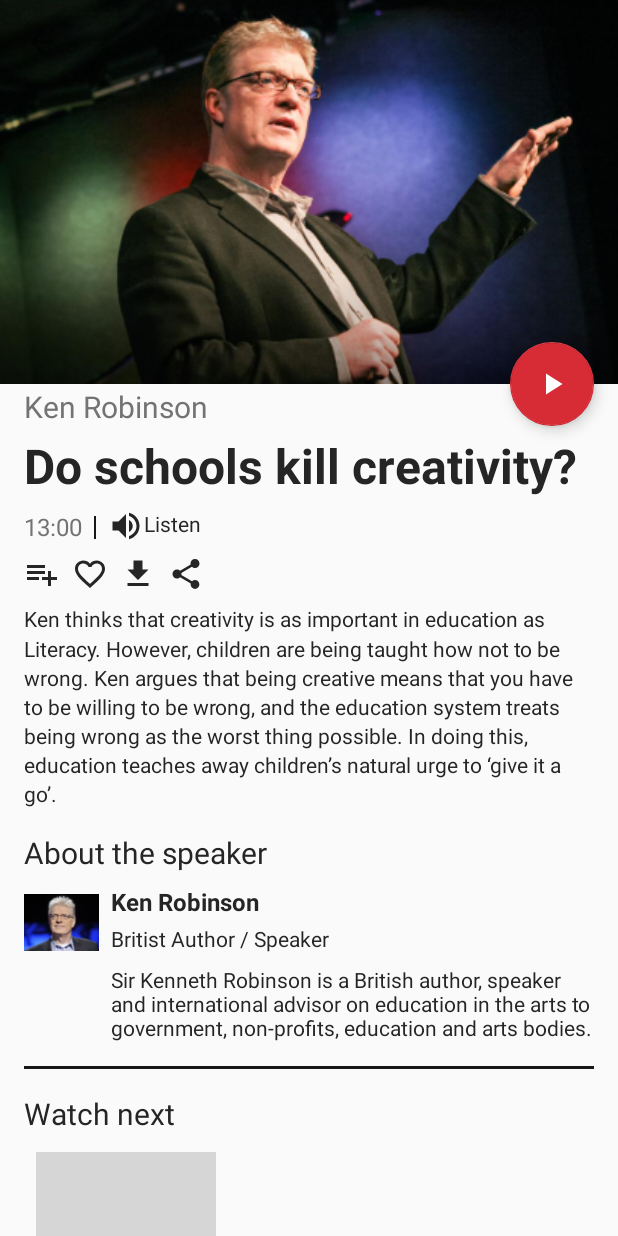
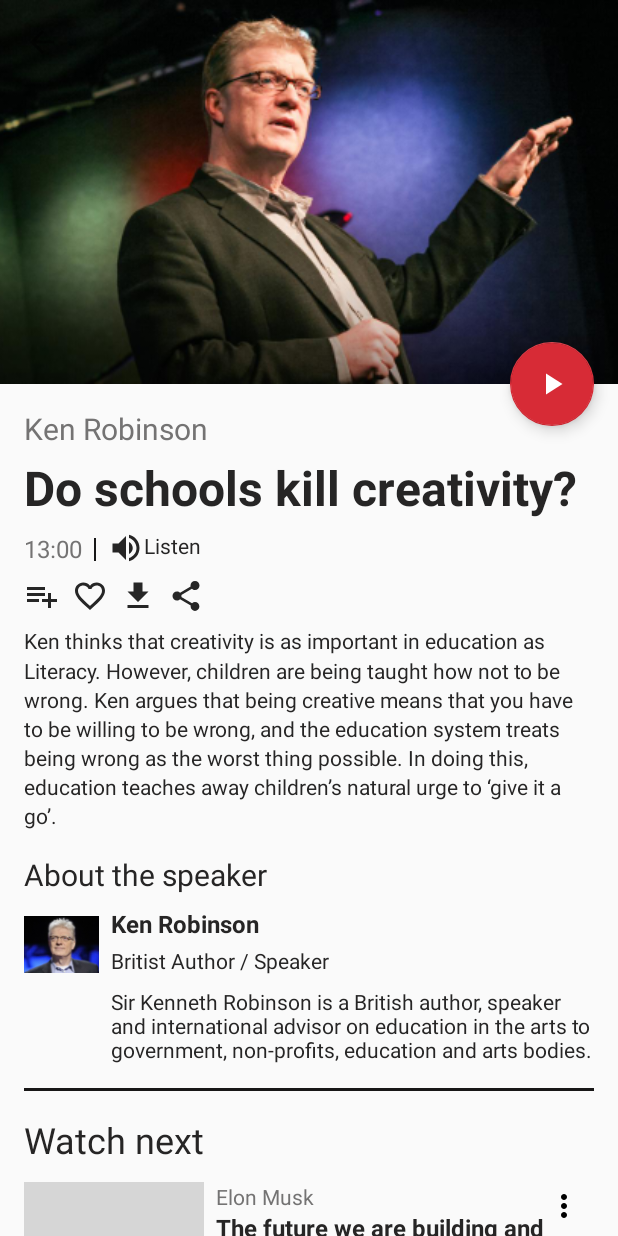
Before and after one commit to zawzaww/padc-assignments, an Android app: the TalkDetailsActivity screen opened directly, with no data from a screen before it, on a phone screen of 412 x 824 dp. Run offline under Robolectric (Android 15) with nearby library versions, the phone set to English and light mode, and no system bars; grey boxes are pictures that could not be loaded.

Commit message:
TED-Talks Assignment: redesigned for watch next ViewHolder items

```diff
--- /dev/null
+++ b/TED-Talks/app/src/main/res/drawable/ic_more_black.xml
@@ -0,0 +1,9 @@
+<vector xmlns:android="http://schemas.android.com/apk/res/android"
+        android:width="24dp"
+        android:height="24dp"
+        android:viewportWidth="24.0"
+        android:viewportHeight="24.0">
+    <path
+        android:fillColor="#FF000000"
+        android:pathData="M12,8c1.1,0 2,-0.9 2,-2s-0.9,-2 -2,-2 -2,0.9 -2,2 0.9,2 2,2zM12,10c-1.1,0 -2,0.9 -2,2s0.9,2 2,2 2,-0.9 2,-2 -0.9,-2 -2,-2zM12,16c-1.1,0 -2,0.9 -2,2s0.9,2 2,2 2,-0.9 2,-2 -0.9,-2 -2,-2z"/>
+</vector>
--- a/TED-Talks/app/src/main/res/layout/activity_talk_details.xml
+++ b/TED-Talks/app/src/main/res/layout/activity_talk_details.xml
@@ -237,14 +237,14 @@
                 android:layout_marginTop="@dimen/margin_medium_2"
                 android:text="Watch next"
                 android:textColor="@color/secondText"
-                android:textSize="@dimen/text_regular_3x" />
+                android:textSize="@dimen/text_heading_1x" />
 
             <android.support.v7.widget.RecyclerView
                 android:id="@+id/rv_watch_next"
                 android:layout_width="match_parent"
                 android:layout_height="wrap_content"
                 android:layout_below="@id/tv_watch_next"
-                android:layout_marginTop="@dimen/margin_small" />
+                android:layout_marginTop="@dimen/margin_medium" />
         </RelativeLayout>
 
     </android.support.v4.widget.NestedScrollView>
--- a/TED-Talks/app/src/main/res/layout/view_holder_itemwatch.xml
+++ b/TED-Talks/app/src/main/res/layout/view_holder_itemwatch.xml
@@ -1,19 +1,70 @@
 <?xml version="1.0" encoding="utf-8"?>
-<android.support.constraint.ConstraintLayout xmlns:android="http://schemas.android.com/apk/res/android"
+<RelativeLayout xmlns:android="http://schemas.android.com/apk/res/android"
     xmlns:app="http://schemas.android.com/apk/res-auto"
     xmlns:tools="http://schemas.android.com/tools"
     android:layout_width="match_parent"
     android:layout_height="wrap_content">
 
+    <RelativeLayout
+        android:id="@+id/rl_container_image"
+        android:layout_width="120dp"
+        android:layout_height="80dp">
+
+        <ImageView
+            android:id="@+id/iv_watch_image"
+            android:layout_width="match_parent"
+            android:layout_height="match_parent"
+            android:scaleType="centerCrop"
+            app:srcCompat="@drawable/elonmusk"
+            android:layout_marginTop="@dimen/margin_small"
+            android:layout_marginBottom="@dimen/margin_small"/>
+
+        <TextView
+            android:id="@+id/tv_watch_time"
+            android:layout_width="wrap_content"
+            android:layout_height="wrap_content"
+            android:layout_alignParentBottom="true"
+            android:text="01:15"
+            android:textColor="@color/textWhite"
+            android:textSize="@dimen/text_small"
+            android:layout_alignParentRight="true"
+            android:background="@color/bgBlack"
+            android:layout_marginRight="@dimen/margin_small"
+            android:layout_marginBottom="@dimen/margin_small" />
+    </RelativeLayout>
+
+    <TextView
+        android:id="@+id/tv_watch_authorname"
+        android:layout_width="wrap_content"
+        android:layout_height="wrap_content"
+        android:text="Elon Musk"
+        android:layout_toRightOf="@+id/rl_container_image"
+        android:textSize="@dimen/text_regular"
+        android:textColor="@color/primaryText"
+        android:layout_marginLeft="@dimen/margin_medium"
+        android:layout_alignTop="@+id/rl_container_image"
+        android:layout_marginTop="@dimen/margin_small"/>
+
+    <TextView
+        android:id="@+id/tv_watch_talktitle"
+        android:layout_width="wrap_content"
+        android:layout_height="wrap_content"
+        android:text="@string/talk_elonmusk"
+        android:textColor="@color/secondText"
+        android:layout_alignLeft="@+id/tv_watch_authorname"
+        android:layout_below="@+id/tv_watch_authorname"
+        android:layout_marginRight="@dimen/margin_medium_3"
+        android:textStyle="bold"
+        android:textSize="@dimen/text_regular_2x" />
+
     <ImageView
-        android:id="@+id/iv_watch_image"
-        android:layout_width="120dp"
-        android:layout_height="80dp"
-        android:layout_marginStart="8dp"
-        android:layout_marginTop="8dp"
-        app:layout_constraintStart_toStartOf="parent"
-        app:layout_constraintTop_toTopOf="parent"
-        android:scaleType="centerCrop"
-        app:srcCompat="@drawable/elonmusk" />
+        android:id="@+id/iv_watch_menu"
+        android:layout_width="wrap_content"
+        android:layout_height="wrap_content"
+        android:src="@drawable/ic_more_black"
+        android:layout_alignParentRight="true"
+        android:layout_alignTop="@+id/tv_watch_authorname"
+        android:layout_marginRight="@dimen/margin_medium"
+        android:layout_marginTop="@dimen/margin_small" />
 
-</android.support.constraint.ConstraintLayout>
+</RelativeLayout>
--- a/TED-Talks/app/src/main/res/values/strings.xml
+++ b/TED-Talks/app/src/main/res/values/strings.xml
@@ -3,4 +3,5 @@
     <string name="action_settings">Settings</string>
     <string name="talk_content">Ken thinks that creativity is as important in education as Literacy. However, children are being taught how not to be wrong. Ken argues that being creative means that you have to be willing to be wrong, and the education system treats being wrong as the worst thing possible. In doing this, education teaches away children’s natural urge to ‘give it a go’.</string>
     <string name="author_description">Sir Kenneth Robinson is a British author, speaker and international advisor on education in the arts to government, non-profits, education and arts bodies.</string>
+    <string name="talk_elonmusk">The future we are building and boring</string>
 </resources>
```
Also changed, not shown: TED-Talks/app/src/main/res/drawable-xxxhdpi/menu_icon.png (deleted).
